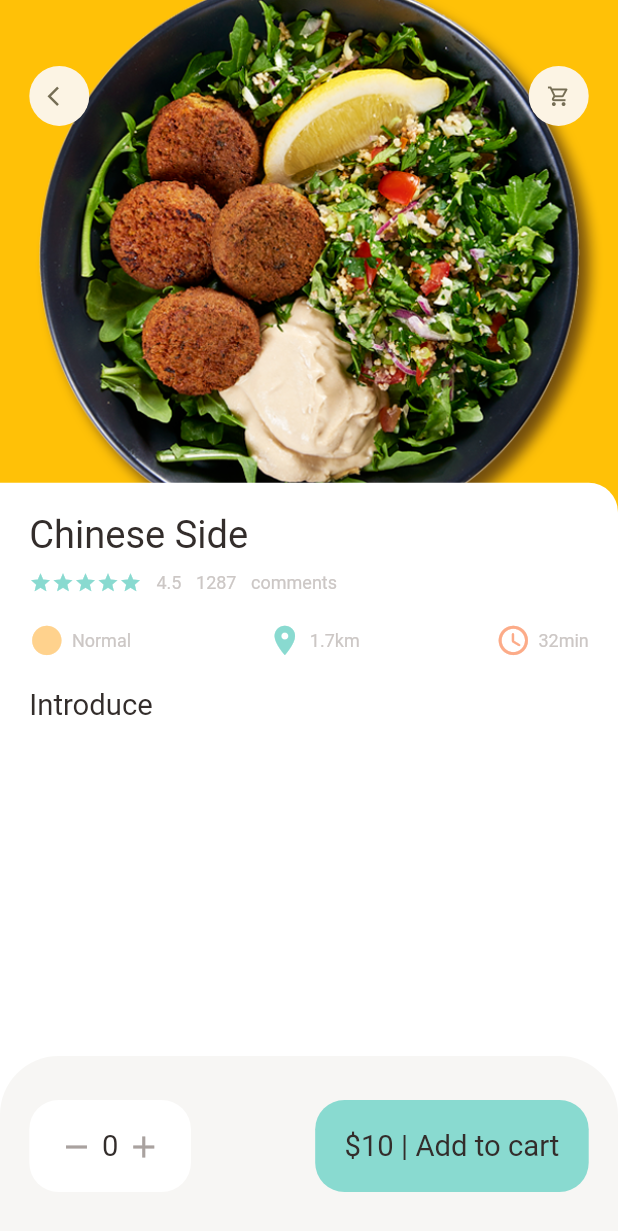
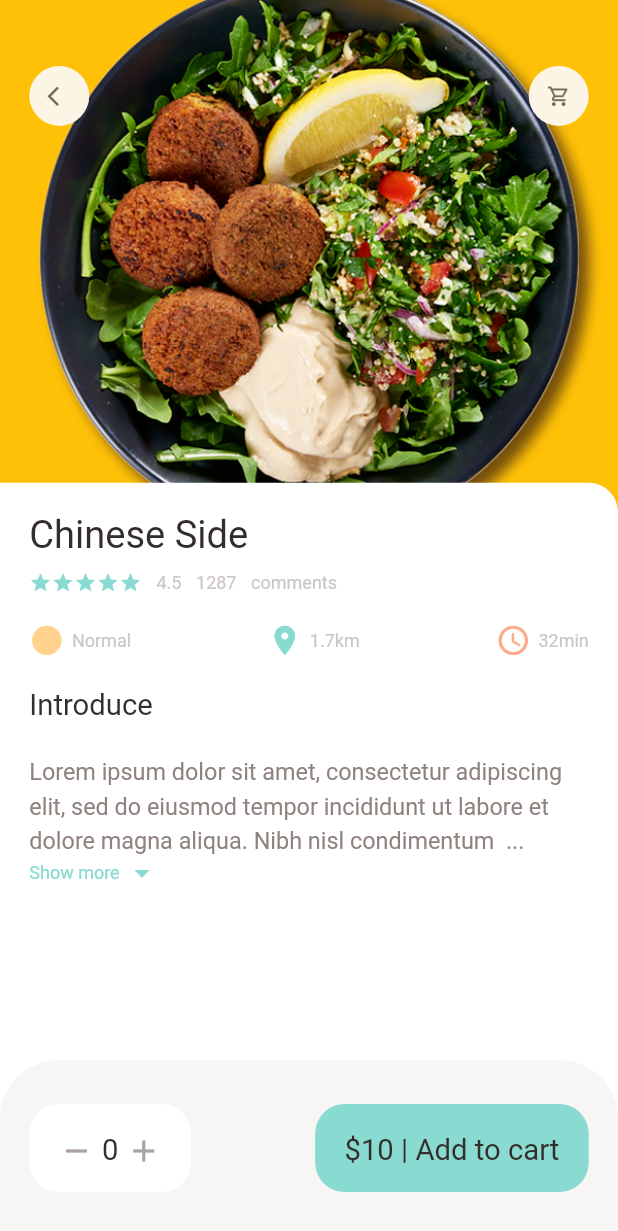
Before and after one commit to JuliaKliuchuk/flutter_ecommerce_app, a Flutter app: the screen it shows after launch, on a phone screen of 412 x 824 dp. Shown: the top 1231 px of the screen. Run offline on Flutter 3.47's test engine with Material 2 defaults, Android fonts, the light colour scheme and no system bars; our stand-ins replace dots_indicator, get.

Commit message:
added description on food page details

```diff
--- a/lib/pages/food/popular_food_detail.dart
+++ b/lib/pages/food/popular_food_detail.dart
@@ -5,6 +5,7 @@ import 'package:flutter_ecommerce_app/widgets/big_text.dart';
 
 import '../../widgets/app_column.dart';
 import '../../widgets/app_icon.dart';
+import '../../widgets/expandable_text_widget.dart';
 
 class PopularFoodDetail extends StatelessWidget {
   const PopularFoodDetail({super.key});
@@ -16,6 +17,7 @@ class PopularFoodDetail extends StatelessWidget {
       body: SafeArea(
         child: Stack(
           children: [
+            // background img
             Positioned(
               left: 0,
               right: 0,
@@ -31,6 +33,7 @@ class PopularFoodDetail extends StatelessWidget {
                 ),
               ),
             ),
+            // header icons
             Positioned(
               top: Dimensions.height45,
               left: Dimensions.width20,
@@ -47,6 +50,7 @@ class PopularFoodDetail extends StatelessWidget {
                 ],
               ),
             ),
+            // introducrion of food
             Positioned(
               left: 0,
               right: 0,
@@ -75,15 +79,26 @@ class PopularFoodDetail extends StatelessWidget {
                       height: Dimensions.height20,
                     ),
                     const BigText(text: 'Introduce'),
+                    SizedBox(
+                      height: Dimensions.height20,
+                    ),
+                    const Expanded(
+                      child: SingleChildScrollView(
+                        child: ExpandableTextWidget(
+                            text:
+                                'Lorem ipsum dolor sit amet, consectetur adipiscing elit, sed do eiusmod tempor incididunt ut labore et dolore magna aliqua. Nibh nisl condimentum id venenatis a condimentum vitae. Sed risus ultricies tristique nulla aliquet enim tortor. Nec nam aliquam sem et tortor. Tellus orci ac auctor augue mauris augue neque gravida in. Et netus et malesuada fames. Netus et malesuada fames ac turpis. Neque volutpat ac tincidunt vitae semper quis lectus nulla. Urna porttitor rhoncus dolor purus non enim praesent elementum facilisis. Lectus proin nibh nisl condimentum id venenatis a condimentum vitae. Sed arcu non odio euismod lacinia at quis risus. Et sollicitudin ac orci phasellus egestas tellus rutrum. Tincidunt ornare massa eget egestas purus viverra accumsan. Fusce id velit ut tortor pretium viverra. Varius sit amet mattis vulputate enim. Dui accumsan sit amet nulla facilisi. Urna duis convallis convallis tellus. Malesuada fames ac turpis egestas. In massa tempor nec feugiat. Lorem donec massa sapien faucibus et. Sed ullamcorper morbi tincidunt ornare. Elit sed vulputate mi sit amet. Nulla aliquet porttitor lacus luctus accumsan. Velit scelerisque in dictum non. Enim diam vulputate ut pharetra sit amet aliquam id. Pharetra et ultrices neque ornare aenean.'),
+                      ),
+                    )
                   ],
                 ),
               ),
-            )
+            ),
+            // expandable text
           ],
         ),
       ),
       bottomNavigationBar: Container(
-        height: 120,
+        height: Dimensions.bottomNavBarHeight,
         padding: EdgeInsets.only(
           top: Dimensions.height30,
           bottom: Dimensions.height30,
--- a/lib/utils/colors.dart
+++ b/lib/utils/colors.dart
@@ -5,7 +5,7 @@ class AppColors {
   static const Color mainColor = Color(0xFF89dad0);
   static const Color iconColor1 = Color(0xFFffd28d);
   static const Color iconColor2 = Color(0xFFfcab88);
-  static const Color paramColor = Color(0xFF8f837f);
+  static const Color paragraphColor = Color(0xFF8f837f);
   static const Color buttonBgColor = Color(0xFFf7f6f4);
   static const Color signColor = Color(0xFFa9a29f);
   static const Color titleColor = Color(0xFF5c524f);
--- a/lib/utils/dimensions.dart
+++ b/lib/utils/dimensions.dart
@@ -22,6 +22,7 @@ class Dimensions {
   static double width30 = screenHeignt / 28.13;
 
   //font
+  static double font16 = screenHeignt / 52.75;
   static double font20 = screenHeignt / 42.2;
   static double font26 = screenHeignt / 32.46;
 
@@ -40,4 +41,7 @@ class Dimensions {
 
   // popular food
   static double popularFoodImgSize = screenHeignt / 2.41;
+
+  // height bottom nav bar
+  static double bottomNavBarHeight = screenHeignt / 7.03;
 }
--- /dev/null
+++ b/lib/widgets/expandable_text_widget.dart
@@ -0,0 +1,80 @@
+import 'package:flutter/material.dart';
+import 'package:flutter_ecommerce_app/utils/colors.dart';
+import 'package:flutter_ecommerce_app/utils/dimensions.dart';
+import 'package:flutter_ecommerce_app/widgets/small_text.dart';
+
+class ExpandableTextWidget extends StatefulWidget {
+  final String text;
+
+  const ExpandableTextWidget({super.key, required this.text});
+
+  @override
+  State<ExpandableTextWidget> createState() => _ExpandableTextWidgetState();
+}
+
+class _ExpandableTextWidgetState extends State<ExpandableTextWidget> {
+  late String firstHalf;
+  late String secondHalf;
+
+  bool hiddenText = true;
+
+  double textHeight = Dimensions.screenHeignt / 5.63;
+
+  @override
+  void initState() {
+    super.initState();
+    if (widget.text.length > textHeight) {
+      firstHalf = widget.text.substring(0, textHeight.toInt());
+      secondHalf =
+          widget.text.substring(textHeight.toInt() + 1, widget.text.length);
+    } else {
+      firstHalf = widget.text;
+      secondHalf = '';
+    }
+  }
+
+  @override
+  Widget build(BuildContext context) {
+    return Container(
+      child: secondHalf.isEmpty
+          ? SmallText(
+              text: firstHalf,
+              size: Dimensions.font16,
+              color: AppColors.paragraphColor,
+            )
+          : Column(
+              children: [
+                SmallText(
+                  text: hiddenText
+                      ? ('$firstHalf ...')
+                      : (firstHalf + secondHalf),
+                  size: Dimensions.font16,
+                  color: AppColors.paragraphColor,
+                  height: 1.5,
+                ),
+                InkWell(
+                  onTap: () {
+                    setState(() {
+                      hiddenText = !hiddenText;
+                    });
+                  },
+                  child: Row(
+                    children: [
+                      const SmallText(
+                        text: 'Show more ',
+                        color: AppColors.mainColor,
+                      ),
+                      Icon(
+                        hiddenText
+                            ? Icons.arrow_drop_down
+                            : Icons.arrow_drop_up,
+                        color: AppColors.mainColor,
+                      )
+                    ],
+                  ),
+                )
+              ],
+            ),
+    );
+  }
+}
```
